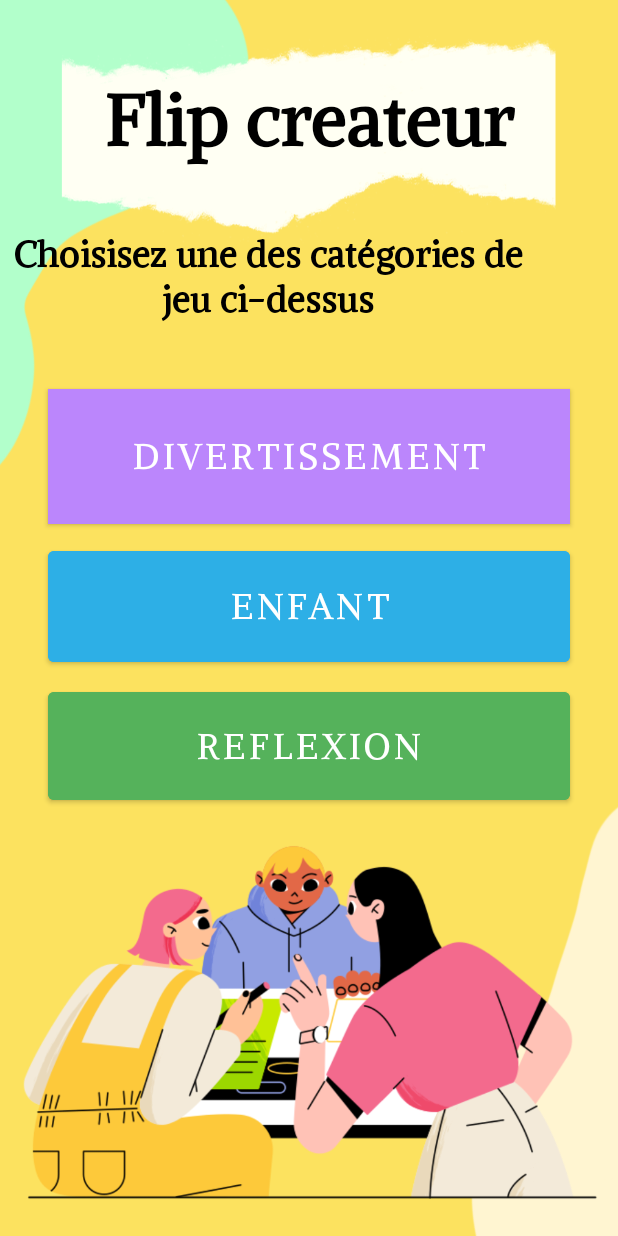
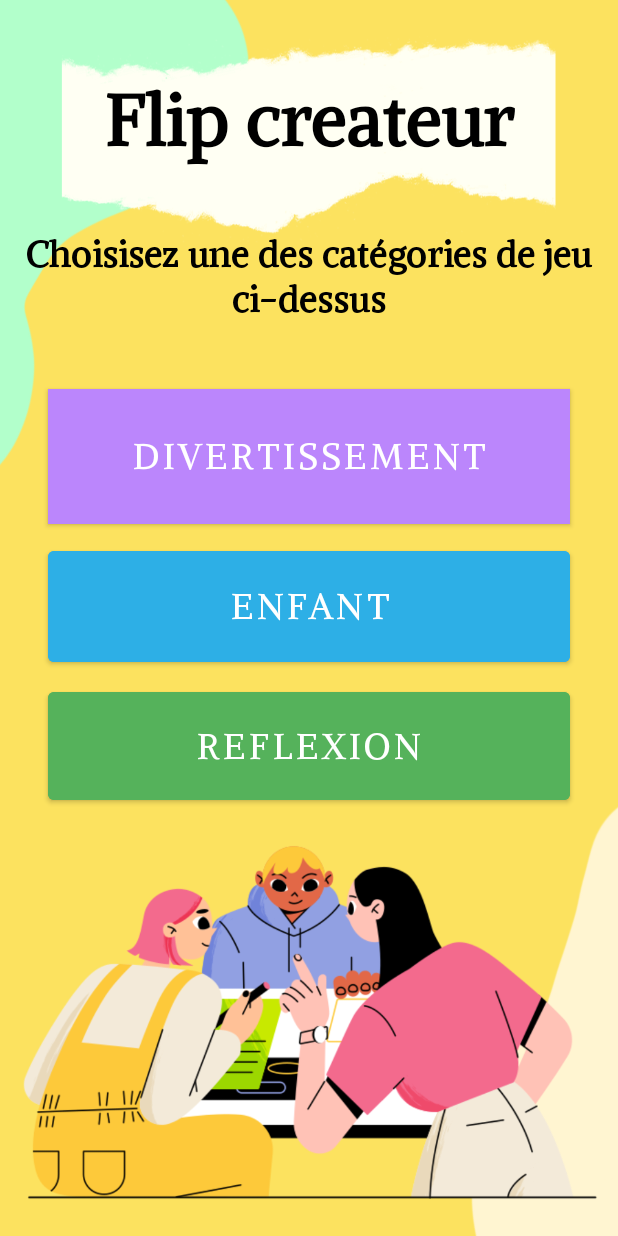
Before and after one commit to Blaccreed/LuddiagAPPLI, an Android app: the flip_createur screen opened directly, with no data from a screen before it, on a phone screen of 412 x 824 dp. Run offline under Robolectric (Android 15) with nearby library versions, the phone set to English and light mode, and no system bars; 1 statement that could not run was skipped.

Commit message:
Update activity_flip_createur.xml

```diff
--- a/app/src/main/res/layout/activity_flip_createur.xml
+++ b/app/src/main/res/layout/activity_flip_createur.xml
@@ -25,7 +25,7 @@
 
     <TextView
         android:id="@+id/connexion2"
-        android:layout_width="358dp"
+        android:layout_width="0dp"
         android:layout_height="77dp"
         android:layout_marginTop="4dp"
         android:fontFamily="@font/alike"
```
